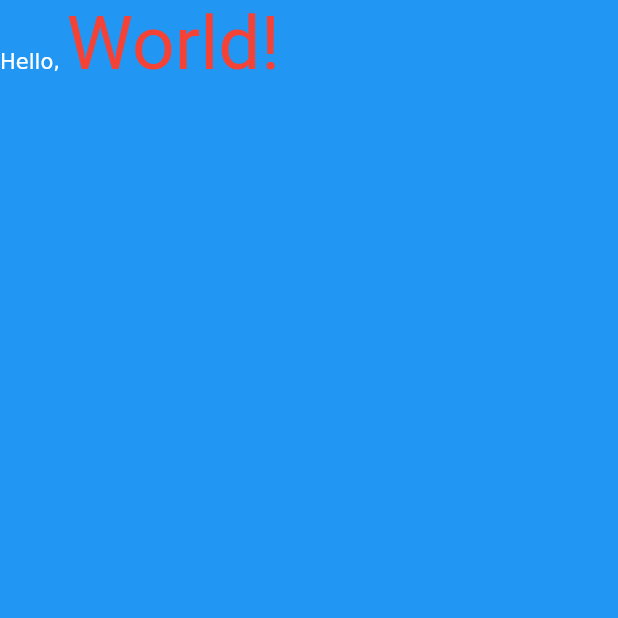
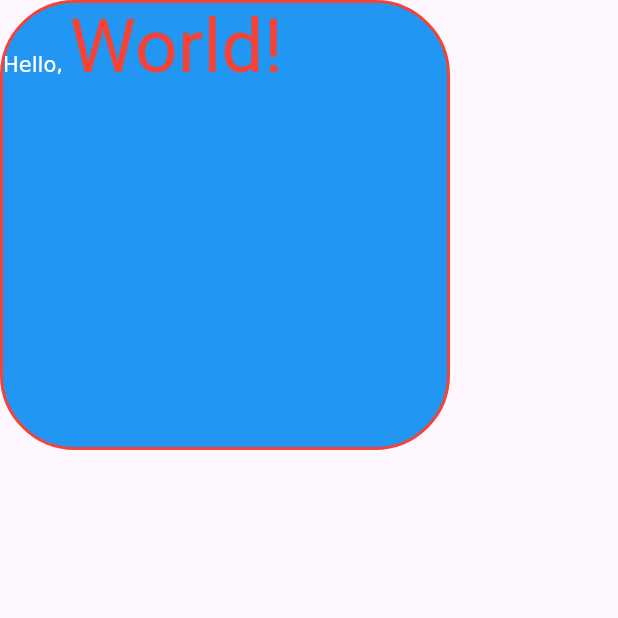
Before and after one commit to PrackTan/Flutter-home, a Flutter app: the screen it shows after launch, on a phone screen of 412 x 824 dp, the top half of it. Run offline on Flutter 3.47's test engine with Material 3 defaults, Android fonts, the phone set to English and light mode, and no system bars; our stand-ins replace device_preview; statements that could not run were skipped.

Commit message:
update 2132025

```diff
--- /dev/null
+++ b/devtools_options.yaml
@@ -0,0 +1,3 @@
+description: This file stores settings for Dart & Flutter DevTools.
+documentation: https://docs.flutter.dev/tools/devtools/extensions#configure-extension-enablement-states
+extensions:
--- a/lib/baiTapText1.dart
+++ b/lib/baiTapText1.dart
@@ -5,7 +5,8 @@ class MyWidget2 extends StatelessWidget {
 
   @override
   Widget build(BuildContext context) {
-    return Text(
+    return Center(
+      child: Text(
         "Hello, World!",
         style: TextStyle(
           fontSize: 50,
@@ -22,6 +23,7 @@ class MyWidget2 extends StatelessWidget {
             ),
           ],
         ),
+      ),
     );
   }
 }
@@ -31,7 +33,16 @@ class MyWidget extends StatelessWidget {
 
   @override
   Widget build(BuildContext context) {
-    return RichText(
+    return Container(
+      width: 300,
+      height: 300,
+      alignment: Alignment. ,
+      decoration: BoxDecoration(
+        color: Colors.blue,
+        border: Border.all(color: Colors.red, width: 2),
+        borderRadius: BorderRadius.circular(50),
+      ),
+      child: RichText(
         text: TextSpan(
           children: [
             TextSpan(text: "Hello, "),
@@ -40,6 +51,7 @@ class MyWidget extends StatelessWidget {
                 style: TextStyle(fontSize: 50, color: Colors.red)),
           ],
         ),
+      ),
     );
   }
 }
--- a/lib/main.dart
+++ b/lib/main.dart
@@ -1,8 +1,13 @@
+import 'package:flutter/foundation.dart';
 import 'package:flutter/material.dart';
 import 'package:buoi10/baiTapText1.dart';
+import 'package:device_preview/device_preview.dart';
 
 void main() {
-  runApp(const MyApp());
+  runApp(DevicePreview(
+    enabled: !kReleaseMode,
+    builder: (context) => const MyApp(),
+  ));
 }
 
 class MyApp extends StatelessWidget {
@@ -11,8 +16,11 @@ class MyApp extends StatelessWidget {
   @override
   Widget build(BuildContext context) {
     return MaterialApp(
+      useInheritedMediaQuery: true,
+      locale: DevicePreview.locale(context),
+      builder: DevicePreview.appBuilder,
       home: Scaffold(
-        backgroundColor: Colors.blue,
+        // backgroundColor: Colors.blue,
         body: SafeArea(
           child: MyWidget(),
         ),
--- a/pubspec.yaml
+++ b/pubspec.yaml
@@ -36,9 +36,11 @@ dependencies:
   cupertino_icons: ^1.0.8
 
 dev_dependencies:
+  device_preview: ^1.2.0
   flutter_test:
     sdk: flutter
-
+  cupertino_icons: ^1.0.2
+  font_awesome_flutter: ^10.4.0
   # The "flutter_lints" package below contains a set of recommended lints to
   # encourage good coding practices. The lint set provided by the package is
   # activated in the `analysis_options.yaml` file located at the root of your
```
Also changed, not shown: pubspec.lock, 1 other file. Lines whose indentation alone changed are shown as unchanged.
